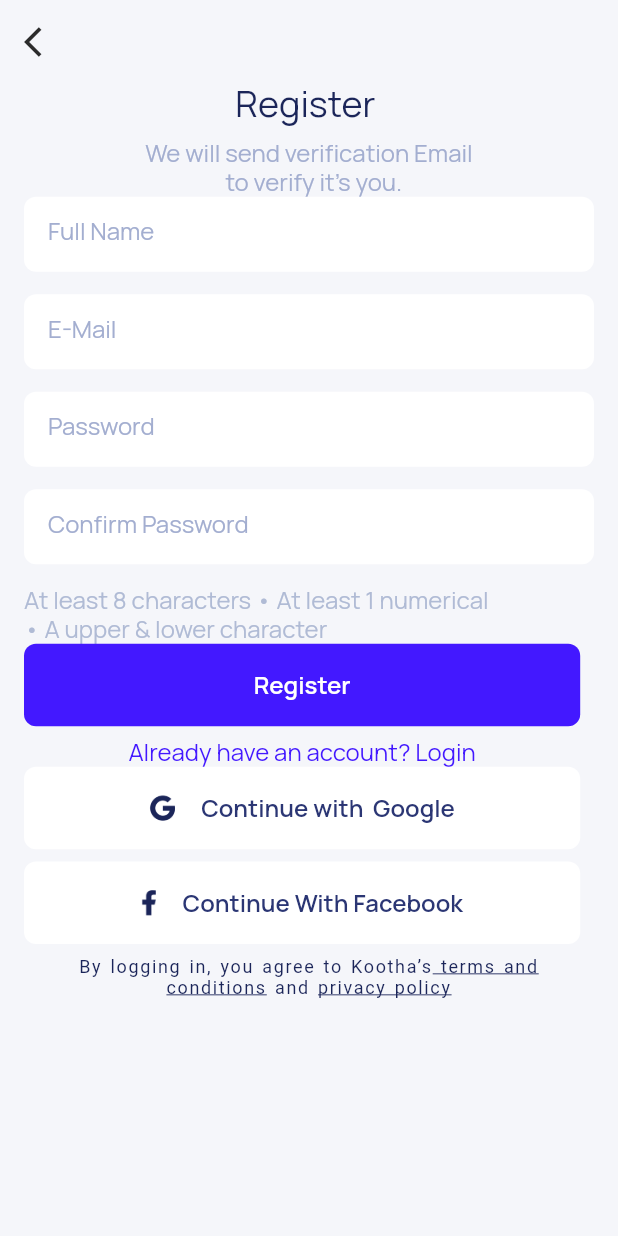
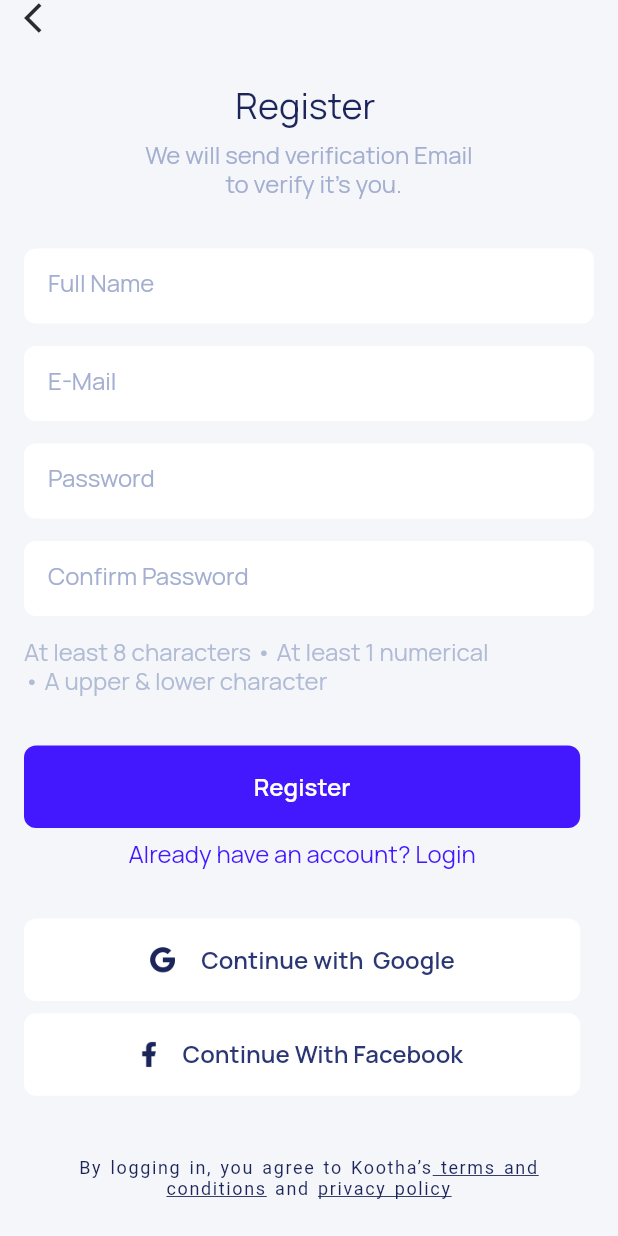
Before and after one commit to visionxStudio/Flutter-Room-Finder-App, a Flutter app: the RegisterPage screen opened by its route, on a phone screen of 412 x 824 dp. Run offline on Flutter 3.47's test engine with Material 2 defaults, Android fonts, the phone set to English and light mode, and no system bars; our stand-ins replace auto_route, flutter_riverpod, shared_preferences; missing offline and left inert: statusbarz; accounts and stored records are empty; network calls fail.

Commit message:
register page refactoring and adding firebase

```diff
--- a/lib/src/features/authentication/register/register_page.dart
+++ b/lib/src/features/authentication/register/register_page.dart
@@ -1,49 +1,43 @@
 import 'package:auto_route/src/router/auto_router_x.dart';
-import 'package:flutter/gestures.dart';
 import 'package:flutter/material.dart';
 import 'package:roomfinder/src/app_localization.dart';
-import 'package:roomfinder/src/common/constants/asset_image_link.dart';
 import 'package:roomfinder/src/common/constants/constants.dart';
-import 'package:roomfinder/src/common/widgets/button/custom_rounded_button.dart';
+import 'package:roomfinder/src/common/utils/app_size_utils.dart';
 import 'package:roomfinder/src/common/widgets/input_field/minimal_input_field.dart';
 import 'package:roomfinder/src/common/widgets/size/custom_size_widget.dart';
 import 'package:roomfinder/src/common/widgets/text/custom_normal_text_widget.dart';
-import 'package:roomfinder/src/common/widgets/text/text_span.dart';
 import 'package:roomfinder/src/features/authentication/widgets/kootha_terms_conditions.dart';
 import 'package:roomfinder/src/features/authentication/widgets/rounded_button_text.dart';
 import 'package:roomfinder/src/features/authentication/widgets/social_login.dart';
-import 'package:statusbarz/statusbarz.dart';
 
 class RegisterPage extends StatelessWidget {
   const RegisterPage({Key? key}) : super(key: key);
 
   @override
   Widget build(BuildContext context) {
-    Statusbarz.instance.refresh();
     return Scaffold(
       backgroundColor: kScafoldColor,
-      appBar: AppBar(
-        backgroundColor: kScafoldColor,
-        elevation: 0.0,
-        leading: GestureDetector(
-          onTap: () {
-            context.router.pop();
-          },
+      body: SingleChildScrollView(
+        child: SizedBox(
+          width: double.infinity,
+          height: SizeConfig.screenHeight,
+          child: SafeArea(
+            child: Padding(
+              padding: const EdgeInsets.symmetric(horizontal: 16.0),
+              child: Column(
+                mainAxisSize: MainAxisSize.max,
+                crossAxisAlignment: CrossAxisAlignment.start,
+                mainAxisAlignment: MainAxisAlignment.spaceBetween,
+                children: [
+                  GestureDetector(
+                    onTap: () => context.router.pop(),
                     child: const Icon(
                       Icons.arrow_back_ios,
                       color: kBlackColor,
                     ),
                   ),
-      ),
-      body: SingleChildScrollView(
-        child: SizedBox(
-          width: double.infinity,
-          child: Padding(
-            padding: const EdgeInsets.symmetric(horizontal: 16.0),
-            child: Column(
-              mainAxisSize: MainAxisSize.max,
-              crossAxisAlignment: CrossAxisAlignment.start,
-              children: [
+                  const Spacer(),
+
                   SizedBox(
                     width: double.infinity,
                     child: Column(
@@ -67,7 +61,7 @@ class RegisterPage extends StatelessWidget {
                       ],
                     ),
                   ),
-
+                  const Spacer(),
                   // Form Field
                   Column(
                     crossAxisAlignment: CrossAxisAlignment.start,
@@ -88,17 +82,23 @@ class RegisterPage extends StatelessWidget {
                       )
                     ],
                   ),
+                  const Spacer(),
+
                   RoundedButtonAndText(
                     buttonText: "Register",
                     optionText: "Already have an account? Login",
                     buttonTap: () {},
                     optionTap: () {},
                   ),
+                  const Spacer(),
 
                   const SocialLogin(),
+                  const Spacer(),
 
                   const KoothaTermsAndConditions(),
+                  const HeightWidget(16.0),
                 ],
+              ),
             ),
           ),
         ),
```
Also changed, not shown: 1 other file. Lines whose indentation alone changed are shown as unchanged.
